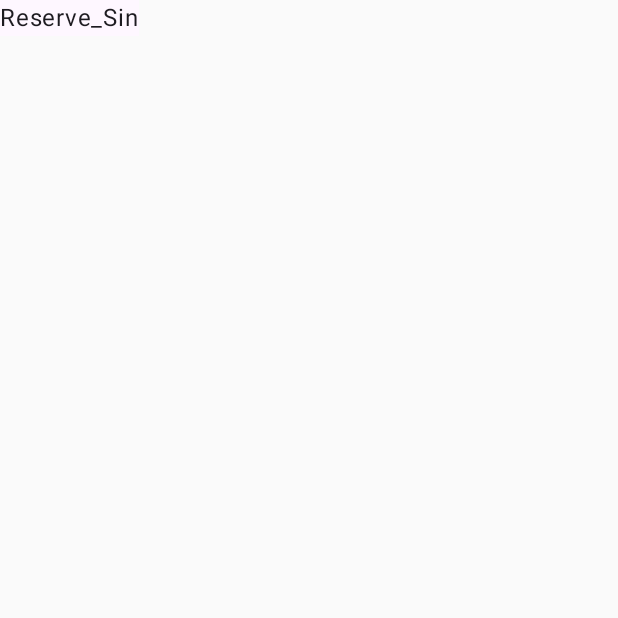
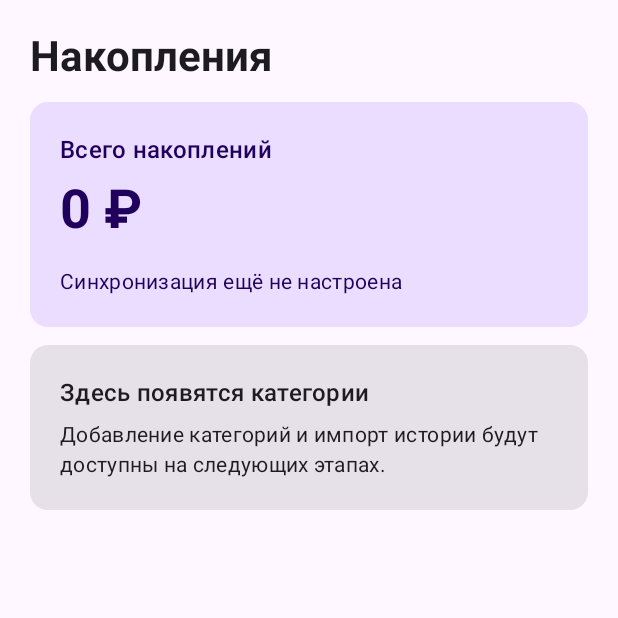
Before and after one commit to mihascor/Reserve_Sin, an Android app built with Jetpack Compose: the screen it shows after launch (MainActivity), on a phone screen of 412 x 824 dp, the top half of it. Before the commit the part shown is almost empty. Run offline under Robolectric (Android 15) with nearby library versions, the light colour scheme and no system bars; our stand-ins replace Room's generated code.

Commit message:
Реализован первый Android-шаг: локальная основа и главный экран.

```diff
--- a/androidApp/build.gradle.kts
+++ b/androidApp/build.gradle.kts
@@ -1,6 +1,7 @@
 plugins {
     alias(libs.plugins.android.application)
     alias(libs.plugins.kotlin.android)
+    alias(libs.plugins.kotlin.kapt)
     alias(libs.plugins.kotlin.compose)
     alias(libs.plugins.kotlin.serialization)
 }
@@ -46,6 +47,7 @@ dependencies {
 
     implementation(libs.androidx.room.runtime)
     implementation(libs.androidx.room.ktx)
+    kapt(libs.androidx.room.compiler)
     implementation(libs.androidx.work.runtime.ktx)
     implementation(libs.androidx.datastore.preferences)
     implementation(libs.ktor.client.core)
--- a/androidApp/src/main/java/ru/reserve/sin/MainActivity.kt
+++ b/androidApp/src/main/java/ru/reserve/sin/MainActivity.kt
@@ -5,15 +5,24 @@ import androidx.activity.ComponentActivity
 import androidx.activity.compose.setContent
 import androidx.compose.material3.MaterialTheme
 import androidx.compose.material3.Surface
-import androidx.compose.material3.Text
+import androidx.lifecycle.viewmodel.compose.viewModel
+import ru.reserve.sin.data.ReserveRepository
+import ru.reserve.sin.data.local.ReserveDatabase
+import ru.reserve.sin.ui.home.HomeRoute
+import ru.reserve.sin.ui.home.HomeViewModel
+import ru.reserve.sin.ui.home.HomeViewModelFactory
 
 class MainActivity : ComponentActivity() {
     override fun onCreate(savedInstanceState: Bundle?) {
         super.onCreate(savedInstanceState)
+        val repository = ReserveRepository(ReserveDatabase.create(applicationContext))
         setContent {
             MaterialTheme {
-                Surface {
-                    Text(text = "Reserve_Sin")
+                Surface(color = MaterialTheme.colorScheme.background) {
+                    val homeViewModel: HomeViewModel = viewModel(
+                        factory = HomeViewModelFactory(repository),
+                    )
+                    HomeRoute(homeViewModel)
                 }
             }
         }
--- /dev/null
+++ b/androidApp/src/main/java/ru/reserve/sin/data/ReserveRepository.kt
@@ -0,0 +1,18 @@
+package ru.reserve.sin.data
+
+import ru.reserve.sin.data.local.HomeCategoryRow
+import ru.reserve.sin.data.local.HomeDao
+import ru.reserve.sin.data.local.ReserveDatabase
+import kotlinx.coroutines.flow.Flow
+
+class ReserveRepository(database: ReserveDatabase) {
+    private val homeDao: HomeDao = database.homeDao()
+
+    fun observeHomeCategories(): Flow<List<HomeCategoryRow>> = homeDao.observeHomeCategories()
+
+    fun observeTotalBalance(): Flow<Long> = homeDao.observeTotalBalance()
+
+    fun observePendingTransactionCount(): Flow<Int> = homeDao.observePendingTransactionCount()
+
+    fun observeLastSuccessfulSyncAt(): Flow<String?> = homeDao.observeLastSuccessfulSyncAt()
+}
--- /dev/null
+++ b/androidApp/src/main/java/ru/reserve/sin/data/local/ReserveDatabase.kt
@@ -0,0 +1,152 @@
+package ru.reserve.sin.data.local
+
+import android.content.Context
+import androidx.room.Database
+import androidx.room.Room
+import androidx.room.RoomDatabase
+import androidx.room.TypeConverter
+import androidx.room.TypeConverters
+import androidx.room.Dao
+import androidx.room.Insert
+import androidx.room.OnConflictStrategy
+import androidx.room.Query
+import androidx.room.Entity
+import androidx.room.PrimaryKey
+import kotlinx.coroutines.flow.Flow
+
+@Database(
+    entities = [CategoryEntity::class, LabelEntity::class, TransactionEntity::class, SyncMetadataEntity::class],
+    version = 1,
+    exportSchema = false,
+)
+@TypeConverters(SyncStatusConverter::class)
+abstract class ReserveDatabase : RoomDatabase() {
+    abstract fun homeDao(): HomeDao
+
+    companion object {
+        fun create(context: Context): ReserveDatabase = Room.databaseBuilder(
+            context,
+            ReserveDatabase::class.java,
+            "reserve-sin.db",
+        ).build()
+    }
+}
+
+@Entity(tableName = "categories")
+data class CategoryEntity(
+    @PrimaryKey val id: String,
+    val name: String,
+    val currency: String,
+    val targetAmountRub: Long?,
+    val sortOrder: Long,
+    val isArchived: Boolean,
+    val isVisibleOnHome: Boolean,
+    val createdAt: String,
+    val updatedAt: String,
+    val revision: Long,
+)
+
+@Entity(tableName = "labels")
+data class LabelEntity(
+    @PrimaryKey val id: String,
+    val name: String,
+    val sortOrder: Long,
+    val isArchived: Boolean,
+    val createdAt: String,
+    val updatedAt: String,
+    val revision: Long,
+)
+
+@Entity(tableName = "transactions")
+data class TransactionEntity(
+    @PrimaryKey val id: String,
+    val categoryId: String,
+    val labelId: String?,
+    val batchId: String?,
+    val amountRub: Long,
+    val comment: String?,
+    val occurredAt: String,
+    val createdAt: String,
+    val updatedAt: String,
+    val clientOperationId: String,
+    val isCancelled: Boolean,
+    val syncStatus: SyncStatus,
+    val revision: Long?,
+)
+
+@Entity(tableName = "sync_metadata")
+data class SyncMetadataEntity(
+    @PrimaryKey val id: Int = SINGLETON_ID,
+    val lastServerRevision: Long,
+    val lastSuccessfulSyncAt: String?,
+) {
+    companion object {
+        const val SINGLETON_ID = 1
+    }
+}
+
+enum class SyncStatus {
+    PENDING,
+    SYNCED,
+    ERROR,
+    CANCEL_PENDING,
+}
+
+class SyncStatusConverter {
+    @TypeConverter
+    fun fromSyncStatus(value: SyncStatus): String = value.name
+
+    @TypeConverter
+    fun toSyncStatus(value: String): SyncStatus = SyncStatus.valueOf(value)
+}
+
+data class HomeCategoryRow(
+    val id: String,
+    val name: String,
+    val targetAmountRub: Long?,
+    val balanceRub: Long,
+    val hasPendingChanges: Boolean,
+)
+
+@Dao
+interface HomeDao {
+    @Query(
+        """
+        SELECT
+            c.id,
+            c.name,
+            c.targetAmountRub,
+            COALESCE(SUM(CASE WHEN t.isCancelled = 0 THEN t.amountRub ELSE 0 END), 0) AS balanceRub,
+            EXISTS(
+                SELECT 1
+                FROM transactions pending
+                WHERE pending.categoryId = c.id AND pending.syncStatus != 'SYNCED'
+            ) AS hasPendingChanges
+        FROM categories c
+        LEFT JOIN transactions t ON t.categoryId = c.id
+        WHERE c.isArchived = 0 AND c.isVisibleOnHome = 1
+        GROUP BY c.id
+        ORDER BY c.sortOrder, c.id
+        """,
+    )
+    fun observeHomeCategories(): Flow<List<HomeCategoryRow>>
+
+    @Query(
+        """
+        SELECT COALESCE(SUM(CASE WHEN t.isCancelled = 0 THEN t.amountRub ELSE 0 END), 0)
+        FROM transactions t
+        INNER JOIN categories c ON c.id = t.categoryId
+        WHERE c.isArchived = 0
+        """,
+    )
+    fun observeTotalBalance(): Flow<Long>
+
+    @Query("SELECT COUNT(*) FROM transactions WHERE syncStatus != 'SYNCED'")
+    fun observePendingTransactionCount(): Flow<Int>
+
+    @Query("SELECT lastSuccessfulSyncAt FROM sync_metadata WHERE id = 1")
+    fun observeLastSuccessfulSyncAt(): Flow<String?>
+
+    @Insert(onConflict = OnConflictStrategy.REPLACE)
+    suspend fun saveSyncMetadata(metadata: SyncMetadataEntity)
+}
--- /dev/null
+++ b/androidApp/src/main/java/ru/reserve/sin/ui/home/HomeScreen.kt
@@ -0,0 +1,171 @@
+package ru.reserve.sin.ui.home
+
+import androidx.compose.foundation.layout.Arrangement
+import androidx.compose.foundation.layout.Column
+import androidx.compose.foundation.layout.PaddingValues
+import androidx.compose.foundation.layout.Row
+import androidx.compose.foundation.layout.Spacer
+import androidx.compose.foundation.layout.fillMaxSize
+import androidx.compose.foundation.layout.fillMaxWidth
+import androidx.compose.foundation.layout.height
+import androidx.compose.foundation.layout.padding
+import androidx.compose.foundation.layout.width
+import androidx.compose.foundation.lazy.LazyColumn
+import androidx.compose.foundation.lazy.items
+import androidx.compose.material3.Card
+import androidx.compose.material3.CardDefaults
+import androidx.compose.material3.CircularProgressIndicator
+import androidx.compose.material3.LinearProgressIndicator
+import androidx.compose.material3.MaterialTheme
+import androidx.compose.material3.Text
+import androidx.compose.runtime.Composable
+import androidx.compose.runtime.collectAsState
+import androidx.compose.runtime.getValue
+import androidx.compose.ui.Alignment
+import androidx.compose.ui.Modifier
+import androidx.compose.ui.text.font.FontWeight
+import androidx.compose.ui.text.style.TextOverflow
+import androidx.compose.ui.unit.dp
+import java.text.NumberFormat
+import java.util.Locale
+
+@Composable
+fun HomeRoute(viewModel: HomeViewModel) {
+    val state by viewModel.uiState.collectAsState()
+    HomeScreen(state)
+}
+
+@Composable
+fun HomeScreen(state: HomeUiState) {
+    if (state.isLoading) {
+        Column(
+            modifier = Modifier.fillMaxSize(),
+            horizontalAlignment = Alignment.CenterHorizontally,
+            verticalArrangement = Arrangement.Center,
+        ) {
+            CircularProgressIndicator()
+        }
+        return
+    }
+
+    LazyColumn(
+        modifier = Modifier.fillMaxSize(),
+        contentPadding = PaddingValues(20.dp),
+        verticalArrangement = Arrangement.spacedBy(12.dp),
+    ) {
+        item {
+            Text(
+                text = "Накопления",
+                style = MaterialTheme.typography.headlineMedium,
+                fontWeight = FontWeight.Bold,
+            )
+        }
+        item {
+            TotalBalanceCard(
+                totalBalanceRub = state.totalBalanceRub,
+                pendingTransactionCount = state.pendingTransactionCount,
+                lastSuccessfulSyncAt = state.lastSuccessfulSyncAt,
+            )
+        }
+        if (state.categories.isEmpty()) {
+            item { EmptyCategoriesCard() }
+        } else {
+            item {
+                Text(
+                    text = "Категории",
+                    style = MaterialTheme.typography.titleLarge,
+                    fontWeight = FontWeight.SemiBold,
+                )
+            }
+            items(state.categories, key = { it.id }) { category ->
+                CategoryCard(category)
+            }
+        }
+    }
+}
+
+@Composable
+private fun TotalBalanceCard(
+    totalBalanceRub: Long,
+    pendingTransactionCount: Int,
+    lastSuccessfulSyncAt: String?,
+) {
+    Card(
+        modifier = Modifier.fillMaxWidth(),
+        colors = CardDefaults.cardColors(containerColor = MaterialTheme.colorScheme.primaryContainer),
+    ) {
+        Column(modifier = Modifier.padding(20.dp)) {
+            Text("Всего накоплений", style = MaterialTheme.typography.titleMedium)
+            Spacer(Modifier.height(6.dp))
+            Text(
+                text = formatRub(totalBalanceRub),
+                style = MaterialTheme.typography.displaySmall,
+                fontWeight = FontWeight.Bold,
+            )
+            Spacer(Modifier.height(16.dp))
+            Text(
+                text = when {
+                    pendingTransactionCount > 0 -> "Ожидают синхронизации: $pendingTransactionCount"
+                    lastSuccessfulSyncAt != null -> "Последняя синхронизация: $lastSuccessfulSyncAt"
+                    else -> "Синхронизация ещё не настроена"
+                },
+                style = MaterialTheme.typography.bodyMedium,
+            )
+        }
+    }
+}
+
+@Composable
+private fun EmptyCategoriesCard() {
+    Card(modifier = Modifier.fillMaxWidth()) {
+        Column(modifier = Modifier.padding(20.dp)) {
+            Text("Здесь появятся категории", style = MaterialTheme.typography.titleMedium)
+            Spacer(Modifier.height(6.dp))
+            Text(
+                "Добавление категорий и импорт истории будут доступны на следующих этапах.",
+                style = MaterialTheme.typography.bodyMedium,
+            )
+        }
+    }
+}
+
+@Composable
+private fun CategoryCard(category: HomeCategoryUi) {
+    Card(modifier = Modifier.fillMaxWidth()) {
+        Column(modifier = Modifier.padding(16.dp)) {
+            Row(verticalAlignment = Alignment.CenterVertically) {
+                Text(
+                    text = category.name,
+                    modifier = Modifier.weight(1f),
+                    style = MaterialTheme.typography.titleMedium,
+                    fontWeight = FontWeight.SemiBold,
+                    maxLines = 2,
+                    overflow = TextOverflow.Ellipsis,
+                )
+                if (category.hasPendingChanges) {
+                    Spacer(Modifier.width(8.dp))
+                    Text("Не синхр.", style = MaterialTheme.typography.labelMedium)
+                }
+            }
+            Spacer(Modifier.height(8.dp))
+            Text(formatRub(category.balanceRub), style = MaterialTheme.typography.headlineSmall)
+            category.targetAmountRub?.let { target ->
+                Spacer(Modifier.height(4.dp))
+                Text(
+                    text = "Цель: ${formatRub(target)}${category.progressPercent?.let { " · $it%" } ?: ""}",
+                    style = MaterialTheme.typography.bodyMedium,
+                )
+                category.progressPercent?.let { progress ->
+                    Spacer(Modifier.height(8.dp))
+                    LinearProgressIndicator(
+                        progress = { progress / 100f },
+                        modifier = Modifier.fillMaxWidth(),
+                    )
+                }
+            }
+        }
+    }
+}
+
+private fun formatRub(amount: Long): String = NumberFormat.getIntegerInstance(Locale("ru", "RU"))
+    .format(amount) + " ₽"
--- /dev/null
+++ b/androidApp/src/main/java/ru/reserve/sin/ui/home/HomeViewModel.kt
@@ -0,0 +1,79 @@
+package ru.reserve.sin.ui.home
+
+import androidx.lifecycle.ViewModel
+import androidx.lifecycle.ViewModelProvider
+import androidx.lifecycle.viewModelScope
+import kotlinx.coroutines.flow.SharingStarted
+import kotlinx.coroutines.flow.StateFlow
+import kotlinx.coroutines.flow.combine
+import kotlinx.coroutines.flow.stateIn
+import ru.reserve.sin.data.ReserveRepository
+import ru.reserve.sin.data.local.HomeCategoryRow
+
+data class HomeCategoryUi(
+    val id: String,
+    val name: String,
+    val balanceRub: Long,
+    val targetAmountRub: Long?,
+    val progressPercent: Int?,
+    val hasPendingChanges: Boolean,
+)
+
+data class HomeUiState(
+    val isLoading: Boolean = true,
+    val totalBalanceRub: Long = 0,
+    val categories: List<HomeCategoryUi> = emptyList(),
+    val pendingTransactionCount: Int = 0,
+    val lastSuccessfulSyncAt: String? = null,
+)
+
+class HomeViewModel(repository: ReserveRepository) : ViewModel() {
+    val uiState: StateFlow<HomeUiState> = combine(
+        repository.observeHomeCategories(),
+        repository.observeTotalBalance(),
+        repository.observePendingTransactionCount(),
+        repository.observeLastSuccessfulSyncAt(),
+    ) { categories, totalBalance, pendingCount, lastSuccessfulSyncAt ->
+        HomeUiStateFactory.create(categories, totalBalance, pendingCount, lastSuccessfulSyncAt)
+    }.stateIn(
+        scope = viewModelScope,
+        started = SharingStarted.WhileSubscribed(5_000),
+        initialValue = HomeUiState(),
+    )
+}
+
+object HomeUiStateFactory {
+    fun create(
+        categories: List<HomeCategoryRow>,
+        totalBalanceRub: Long,
+        pendingTransactionCount: Int,
+        lastSuccessfulSyncAt: String?,
+    ): HomeUiState = HomeUiState(
+        isLoading = false,
+        totalBalanceRub = totalBalanceRub,
+        categories = categories.map {
+            HomeCategoryUi(
+                id = it.id,
+                name = it.name,
+                balanceRub = it.balanceRub,
+                targetAmountRub = it.targetAmountRub,
+                progressPercent = it.targetAmountRub?.takeIf { target -> target > 0 }?.let { target ->
+                    ((it.balanceRub.coerceAtLeast(0) * 100) / target).coerceAtMost(100).toInt()
+                },
+                hasPendingChanges = it.hasPendingChanges,
+            )
+        },
+        pendingTransactionCount = pendingTransactionCount,
+        lastSuccessfulSyncAt = lastSuccessfulSyncAt,
+    )
+}
+
+class HomeViewModelFactory(
+    private val repository: ReserveRepository,
+) : ViewModelProvider.Factory {
+    @Suppress("UNCHECKED_CAST")
+    override fun <T : ViewModel> create(modelClass: Class<T>): T {
+        check(modelClass.isAssignableFrom(HomeViewModel::class.java))
+        return HomeViewModel(repository) as T
+    }
+}
--- a/build.gradle.kts
+++ b/build.gradle.kts
@@ -1,6 +1,7 @@
 plugins {
     alias(libs.plugins.android.application) apply false
     alias(libs.plugins.kotlin.android) apply false
+    alias(libs.plugins.kotlin.kapt) apply false
     alias(libs.plugins.kotlin.compose) apply false
     alias(libs.plugins.kotlin.serialization) apply false
 }
--- a/gradle/libs.versions.toml
+++ b/gradle/libs.versions.toml
@@ -27,6 +27,7 @@ androidx-compose-ui-tooling-preview = { module = "androidx.compose.ui:ui-tooling
 androidx-compose-material3 = { module = "androidx.compose.material3:material3" }
 androidx-room-runtime = { module = "androidx.room:room-runtime", version.ref = "room" }
 androidx-room-ktx = { module = "androidx.room:room-ktx", version.ref = "room" }
+androidx-room-compiler = { module = "androidx.room:room-compiler", version.ref = "room" }
 androidx-work-runtime-ktx = { module = "androidx.work:work-runtime-ktx", version.ref = "work" }
 androidx-datastore-preferences = { module = "androidx.datastore:datastore-preferences", version.ref = "dataStore" }
 ktor-client-core = { module = "io.ktor:ktor-client-core", version.ref = "ktor" }
@@ -42,5 +43,6 @@ androidx-compose-ui-test-junit4 = { module = "androidx.compose.ui:ui-test-junit4
 [plugins]
 android-application = { id = "com.android.application", version.ref = "agp" }
 kotlin-android = { id = "org.jetbrains.kotlin.android", version.ref = "kotlin" }
+kotlin-kapt = { id = "org.jetbrains.kotlin.kapt", version.ref = "kotlin" }
 kotlin-compose = { id = "org.jetbrains.kotlin.plugin.compose", version.ref = "kotlin" }
 kotlin-serialization = { id = "org.jetbrains.kotlin.plugin.serialization", version.ref = "kotlin" }
```
Also changed, not shown: 6 other files.
